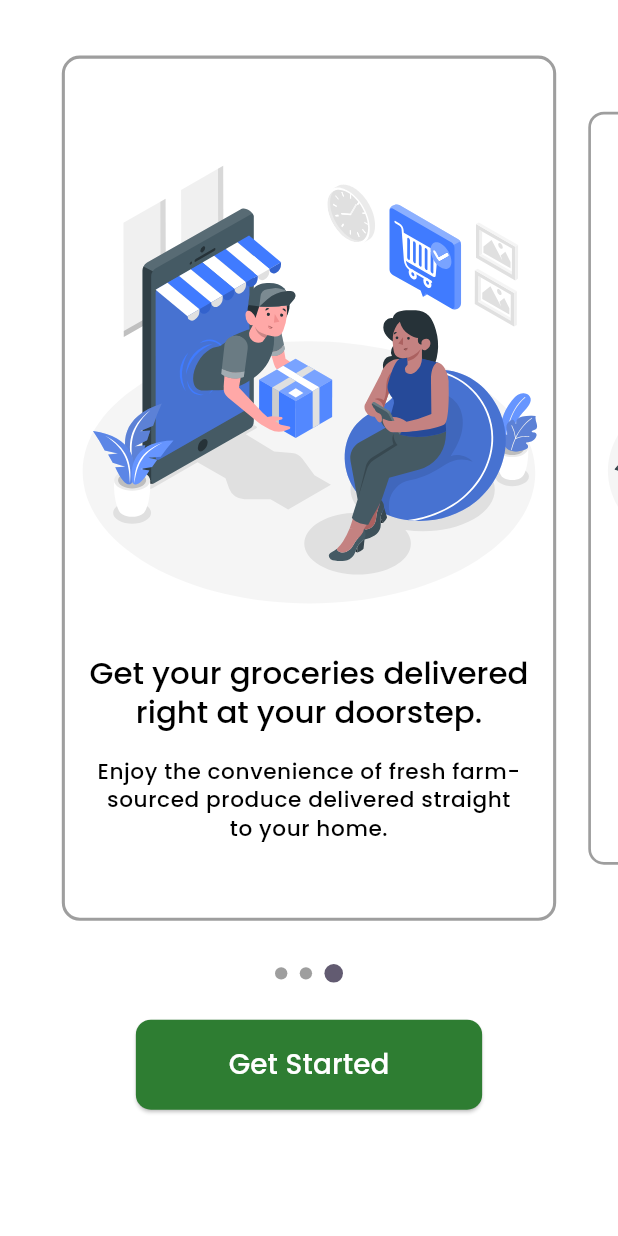
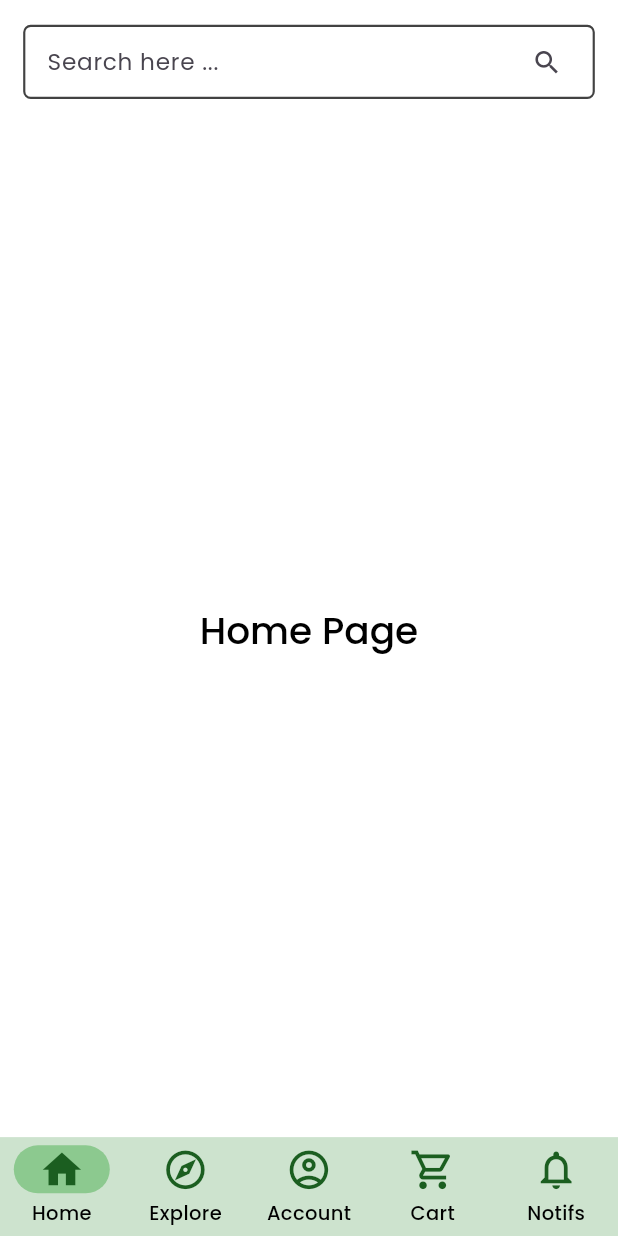
Before and after one commit to venkatbalajim/Agro-Connect, a Flutter app: the screen it shows after launch, after a tap on "Get Started", on a phone screen of 412 x 824 dp. Run offline on Flutter 3.47's test engine with Material 3 defaults, Android fonts, the phone set to English and light mode, and no system bars; drawn by our look-alikes of carousel_slider; our stand-ins replace flutter_svg, google_fonts.

Commit message:
Created main page for customers

```diff
--- /dev/null
+++ b/lib/pages/customer_pages/account_page.dart
@@ -0,0 +1,20 @@
+import '../../utils/imports.dart';
+
+class CAccountPage extends StatefulWidget {
+  const CAccountPage({super.key});
+
+  @override
+  State<CAccountPage> createState() => _CAccountPageState();
+}
+
+class _CAccountPageState extends State<CAccountPage> {
+  @override
+  Widget build(BuildContext context) {
+    return Center(
+      child: Text(
+        'Account Page',
+        style: Theme.of(context).textTheme.titleLarge,
+      ),
+    );
+  }
+}
--- /dev/null
+++ b/lib/pages/customer_pages/cart_page.dart
@@ -0,0 +1,20 @@
+import '../../utils/imports.dart';
+
+class CCartPage extends StatefulWidget {
+  const CCartPage({super.key});
+
+  @override
+  State<CCartPage> createState() => _CCartPageState();
+}
+
+class _CCartPageState extends State<CCartPage> {
+  @override
+  Widget build(BuildContext context) {
+    return Center(
+      child: Text(
+        'Cart Page',
+        style: Theme.of(context).textTheme.titleLarge,
+      ),
+    );
+  }
+}
--- /dev/null
+++ b/lib/pages/customer_pages/explore_page.dart
@@ -0,0 +1,20 @@
+import '../../utils/imports.dart';
+
+class CExplorePage extends StatefulWidget {
+  const CExplorePage({super.key});
+
+  @override
+  State<CExplorePage> createState() => _CExplorePageState();
+}
+
+class _CExplorePageState extends State<CExplorePage> {
+  @override
+  Widget build(BuildContext context) {
+    return Center(
+      child: Text(
+        'Explore Page',
+        style: Theme.of(context).textTheme.titleLarge,
+      ),
+    );
+  }
+}
--- /dev/null
+++ b/lib/pages/customer_pages/home_page.dart
@@ -0,0 +1,88 @@
+import '../../utils/imports.dart';
+
+class CHomePage extends StatefulWidget {
+  final FocusNode focusNode;
+  final TextEditingController searchController;
+  const CHomePage({
+    super.key,
+    required this.focusNode,
+    required this.searchController,
+  });
+
+  @override
+  State<CHomePage> createState() => _CHomePageState();
+}
+
+class _CHomePageState extends State<CHomePage> {
+  double responsiveHeight(BuildContext context, double percentage) =>
+      MediaQuery.of(context).size.height * percentage;
+  double responsiveWidth(BuildContext context, double percentage) =>
+      MediaQuery.of(context).size.width * percentage;
+  double responsiveFontSize(BuildContext context, double baseSize) =>
+      baseSize * MediaQuery.of(context).size.width / 400;
+
+  @override
+  Widget build(BuildContext context) {
+    final double screenWidth = MediaQuery.of(context).size.width;
+
+    return Column(
+      children: [
+        SizedBox(height: responsiveHeight(context, 0.02)),
+        SizedBox(
+          width: screenWidth - responsiveWidth(context, 0.075),
+          height: responsiveHeight(context, 0.06),
+          child: SearchBar(
+            controller: widget.searchController,
+            hintText: 'Search here ...',
+            hintStyle: WidgetStatePropertyAll(
+              GoogleFonts.poppins(
+                fontSize: responsiveFontSize(context, 15),
+              ),
+            ),
+            focusNode: widget.focusNode,
+            onTapOutside: (event) {
+              widget.focusNode.unfocus();
+            },
+            trailing: [
+              IconButton(
+                icon: Icon(
+                  Icons.search,
+                  size: responsiveFontSize(context, 20),
+                ),
+                onPressed: () {
+                  // Perform search action
+                },
+              ),
+            ],
+            backgroundColor: WidgetStateProperty.all(
+              (Theme.of(context).brightness == Brightness.dark)
+                  ? Colors.grey[900]
+                  : Colors.white,
+            ),
+            shape: WidgetStateProperty.all(
+              RoundedRectangleBorder(
+                borderRadius: BorderRadius.circular(5),
+                side: BorderSide(
+                  color: Colors.grey[800]!,
+                  width: responsiveWidth(context, 0.0035),
+                ),
+              ),
+            ),
+            shadowColor: WidgetStateProperty.all(
+              Colors.transparent,
+            ),
+          ),
+        ),
+        SizedBox(height: responsiveHeight(context, 0.02)),
+        Expanded(
+          child: Center(
+            child: Text(
+              'Home Page',
+              style: Theme.of(context).textTheme.titleLarge,
+            ),
+          ),
+        )
+      ],
+    );
+  }
+}
--- /dev/null
+++ b/lib/pages/customer_pages/main_page.dart
@@ -0,0 +1,106 @@
+import '../../utils/imports.dart';
+
+class NavIcon extends StatelessWidget {
+  final IconData name;
+  const NavIcon({super.key, required this.name});
+
+  @override
+  Widget build(BuildContext context) {
+    Color color = (Theme.of(context).brightness == Brightness.light)
+        ? Colors.green[900]!
+        : Colors.green[200]!;
+
+    double iconSize = MediaQuery.of(context).size.width * 0.075;
+
+    return Icon(
+      name,
+      size: iconSize,
+      color: color,
+    );
+  }
+}
+
+class CMainPage extends StatefulWidget {
+  const CMainPage({super.key});
+
+  @override
+  State<CMainPage> createState() => _CMainPageState();
+}
+
+class _CMainPageState extends State<CMainPage> {
+  int selectedIndex = 0;
+  FocusNode searchFocusNode = FocusNode();
+  TextEditingController searchController = TextEditingController();
+  late List<Widget> pages;
+
+  @override
+  void initState() {
+    super.initState();
+
+    searchController.text = '';
+
+    pages = [
+      CHomePage(focusNode: searchFocusNode, searchController: searchController),
+      const CExplorePage(),
+      const CAccountPage(),
+      const CCartPage(),
+      const CNotificationsPage(),
+    ];
+  }
+
+  double responsiveHeight(BuildContext context, double percentage) =>
+      MediaQuery.of(context).size.height * percentage;
+  double responsiveWidth(BuildContext context, double percentage) =>
+      MediaQuery.of(context).size.width * percentage;
+  double responsiveFontSize(BuildContext context, double baseSize) =>
+      baseSize * MediaQuery.of(context).size.width / 400;
+
+  @override
+  Widget build(BuildContext context) {
+    return PageScreen(
+      content: WillPopScope(
+        onWillPop: () async {
+          SystemNavigator.pop();
+          return false;
+        },
+        child: SafeArea(child: pages[selectedIndex]),
+      ),
+      bottomNavBar: NavigationBar(
+        onDestinationSelected: (int index) {
+          setState(() {
+            selectedIndex = index;
+          });
+        },
+        selectedIndex: selectedIndex,
+        destinations: const [
+          NavigationDestination(
+            icon: NavIcon(name: Icons.home_outlined),
+            selectedIcon: NavIcon(name: Icons.home),
+            label: 'Home',
+          ),
+          NavigationDestination(
+            icon: NavIcon(name: Icons.explore_outlined),
+            selectedIcon: NavIcon(name: Icons.explore),
+            label: 'Explore',
+          ),
+          NavigationDestination(
+            icon: NavIcon(name: Icons.account_circle_outlined),
+            selectedIcon: NavIcon(name: Icons.account_circle),
+            label: 'Account',
+          ),
+          NavigationDestination(
+            icon: NavIcon(name: Icons.shopping_cart_outlined),
+            selectedIcon: NavIcon(name: Icons.shopping_cart),
+            label: 'Cart',
+          ),
+          NavigationDestination(
+            icon: NavIcon(name: Icons.notifications_outlined),
+            selectedIcon: NavIcon(name: Icons.notifications),
+            label: 'Notifs',
+          ),
+        ],
+        height: responsiveHeight(context, 0.08),
+      ),
+    );
+  }
+}
--- /dev/null
+++ b/lib/pages/customer_pages/notifications_page.dart
@@ -0,0 +1,20 @@
+import '../../utils/imports.dart';
+
+class CNotificationsPage extends StatefulWidget {
+  const CNotificationsPage({super.key});
+
+  @override
+  State<CNotificationsPage> createState() => _CNotificationsPageState();
+}
+
+class _CNotificationsPageState extends State<CNotificationsPage> {
+  @override
+  Widget build(BuildContext context) {
+    return Center(
+      child: Text(
+        'Notifications Page',
+        style: Theme.of(context).textTheme.titleLarge,
+      ),
+    );
+  }
+}
--- a/lib/pages/welcome_page.dart
+++ b/lib/pages/welcome_page.dart
@@ -1,3 +1,5 @@
+import 'package:agro_connect/pages/customer_pages/main_page.dart';
+
 import '../utils/imports.dart';
 
 class WelcomePage extends StatefulWidget {
@@ -154,7 +156,10 @@ class WelcomePageState extends State<WelcomePage> {
                 padding: EdgeInsets.symmetric(horizontal: responsiveWidth(0.1)),
                 child: ElevatedButton(
                   onPressed: () {
-                    // Navigate to the home page ...
+                    Navigator.push(
+                      context,
+                      SlideTransitionRoute(page: const CMainPage()),
+                    );
                   },
                   style: ButtonStyle(
                     backgroundColor: WidgetStatePropertyAll(Colors.green[800]),
--- a/lib/utils/imports.dart
+++ b/lib/utils/imports.dart
@@ -2,9 +2,23 @@
 import 'package:agro_connect/pages/welcome_page.dart';
 export 'package:agro_connect/pages/welcome_page.dart';
 
+// CUSTOMER PAGES
+import 'package:agro_connect/pages/customer_pages/home_page.dart';
+export 'package:agro_connect/pages/customer_pages/home_page.dart';
+import 'package:agro_connect/pages/customer_pages/explore_page.dart';
+export 'package:agro_connect/pages/customer_pages/explore_page.dart';
+import 'package:agro_connect/pages/customer_pages/account_page.dart';
+export 'package:agro_connect/pages/customer_pages/account_page.dart';
+import 'package:agro_connect/pages/customer_pages/cart_page.dart';
+export 'package:agro_connect/pages/customer_pages/cart_page.dart';
+import 'package:agro_connect/pages/customer_pages/notifications_page.dart';
+export 'package:agro_connect/pages/customer_pages/notifications_page.dart';
+
 //  UTILITIES
 import 'package:agro_connect/utils/themes.dart';
 export 'package:agro_connect/utils/themes.dart';
+import 'package:agro_connect/utils/transitions.dart';
+export 'package:agro_connect/utils/transitions.dart';
 
 // CUSTOM WIDGETS
 import 'package:agro_connect/widgets/page_screen.dart';
--- /dev/null
+++ b/lib/utils/transitions.dart
@@ -0,0 +1,24 @@
+import 'package:flutter/material.dart';
+
+class SlideTransitionRoute extends PageRouteBuilder {
+  final Widget page;
+
+  SlideTransitionRoute({required this.page})
+      : super(
+          pageBuilder: (context, animation, secondaryAnimation) => page,
+          transitionsBuilder: (context, animation, secondaryAnimation, child) {
+            const begin = Offset(1.0, 0.0);
+            const end = Offset.zero;
+            const curve = Curves.easeInOut;
+
+            var tween = Tween(begin: begin, end: end).chain(
+              CurveTween(curve: curve),
+            );
+
+            return SlideTransition(
+              position: animation.drive(tween),
+              child: child,
+            );
+          },
+        );
+}
```
